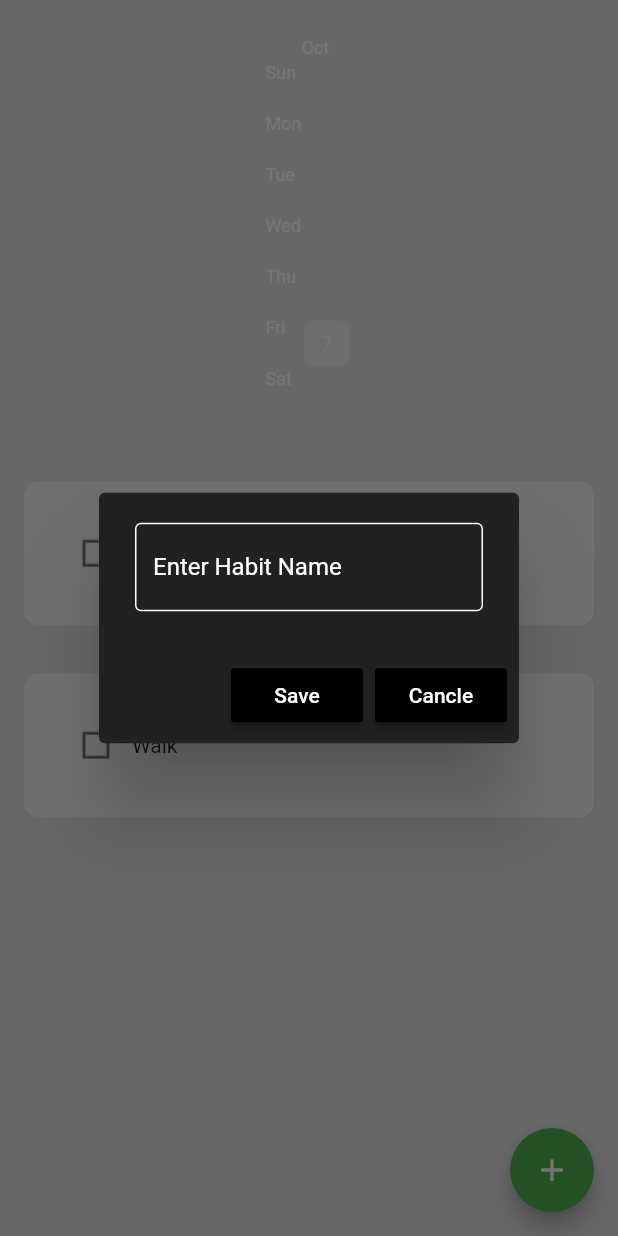
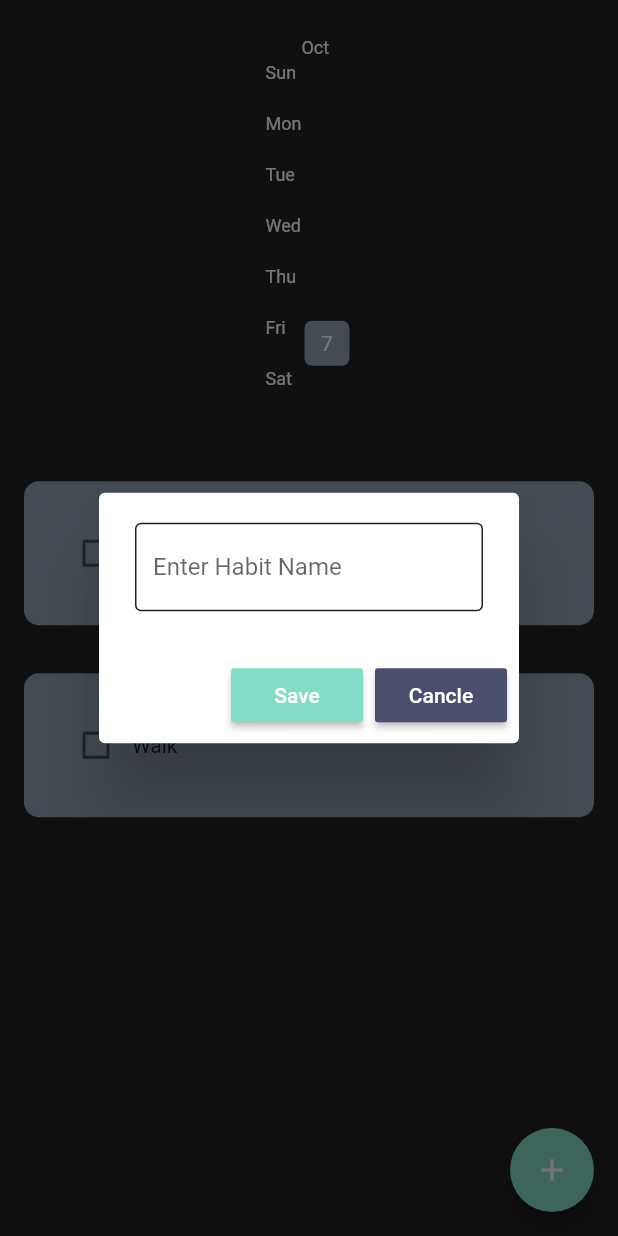
Before and after one commit to SaifIvnaAlam/Habit-Tracker-HeatMap, a Flutter app: the screen it shows after launch, after a tap on the "add" icon, on a phone screen of 412 x 824 dp. Run offline on Flutter 3.47's test engine with Material 2 defaults, Android fonts, the phone set to English and light mode, and no system bars; drawn by our look-alikes of flutter_heatmap_calendar, flutter_slidable; our stand-ins replace hive_flutter; accounts and stored records are empty.

Commit message:
improved: Ui colors

```diff
--- a/lib/component/habit_tile.dart
+++ b/lib/component/habit_tile.dart
@@ -27,7 +27,7 @@ class HabitTile extends StatelessWidget {
           children: [
             SlidableAction(
               onPressed: settingTapped,
-              backgroundColor: Colors.grey.shade800,
+              backgroundColor: Color(0xffFFFFFF),
               icon: Icons.settings,
               borderRadius: BorderRadius.circular(12),
             ),
@@ -42,7 +42,8 @@ class HabitTile extends StatelessWidget {
         child: Container(
           padding: const EdgeInsets.all(24),
           decoration: BoxDecoration(
-              color: Colors.grey[100], borderRadius: BorderRadius.circular(10)),
+              color: Color(0xff95A3B3),
+              borderRadius: BorderRadius.circular(10)),
           child: Row(
             children: [
               Checkbox(value: habitCompleted, onChanged: onchanged),
--- a/lib/component/month_summary.dart
+++ b/lib/component/month_summary.dart
@@ -19,7 +19,7 @@ class MonthlySummary extends StatelessWidget {
           endDate: DateTime.now().add(const Duration(days: 0)),
           datasets: datasets,
           colorMode: ColorMode.color,
-          defaultColor: Colors.grey[200],
+          defaultColor: Color(0xff95A3B3),
           textColor: Colors.white,
           showColorTip: false,
           showText: true,
--- a/lib/component/my_fab.dart
+++ b/lib/component/my_fab.dart
@@ -9,6 +9,7 @@ class MyFloatingActionButton extends StatelessWidget {
   @override
   Widget build(BuildContext context) {
     return FloatingActionButton(
+      backgroundColor: Color(0xff84DCC6),
       onPressed: onPressed,
       child: Icon(Icons.add),
     );
--- a/lib/component/new_habit_dialogBox.dart
+++ b/lib/component/new_habit_dialogBox.dart
@@ -17,23 +17,22 @@ class NewHabitBox extends StatelessWidget {
   @override
   Widget build(BuildContext context) {
     return AlertDialog(
-      backgroundColor: Colors.grey[900],
+      backgroundColor: Color(0xffFFFFFF),
       content: TextField(
           controller: controller,
           style: const TextStyle(color: Colors.white),
           decoration: InputDecoration(
             hintText: hitText,
-            hintStyle: const TextStyle(color: Colors.white),
             enabledBorder: const OutlineInputBorder(
-              borderSide: BorderSide(color: Colors.white),
+              borderSide: BorderSide(color: Color(0xff222222)),
             ),
             focusedBorder: const OutlineInputBorder(
-              borderSide: BorderSide(color: Colors.white),
+              borderSide: BorderSide(color: Color(0xff222222)),
             ),
           )),
       actions: [
         MaterialButton(
-          color: Colors.black,
+          color: Color(0xff84DCC6),
           onPressed: onSave,
           child: const Text(
             'Save',
@@ -41,7 +40,7 @@ class NewHabitBox extends StatelessWidget {
           ),
         ),
         MaterialButton(
-          color: Colors.black,
+          color: Color(0xff4B4E6D),
           onPressed: onCancle,
           child: const Text(
             'Cancle',
--- a/lib/pages/home_page.dart
+++ b/lib/pages/home_page.dart
@@ -106,7 +106,7 @@ class _HomePageState extends State<HomePage> {
     return SafeArea(
       child: Scaffold(
         floatingActionButton: MyFloatingActionButton(onPressed: createHabit),
-        backgroundColor: Colors.grey[300],
+        backgroundColor: Color(0xff222222),
         body: ListView(children: [
           MonthlySummary(
             datasets: db.heatMapDataSet,
```
